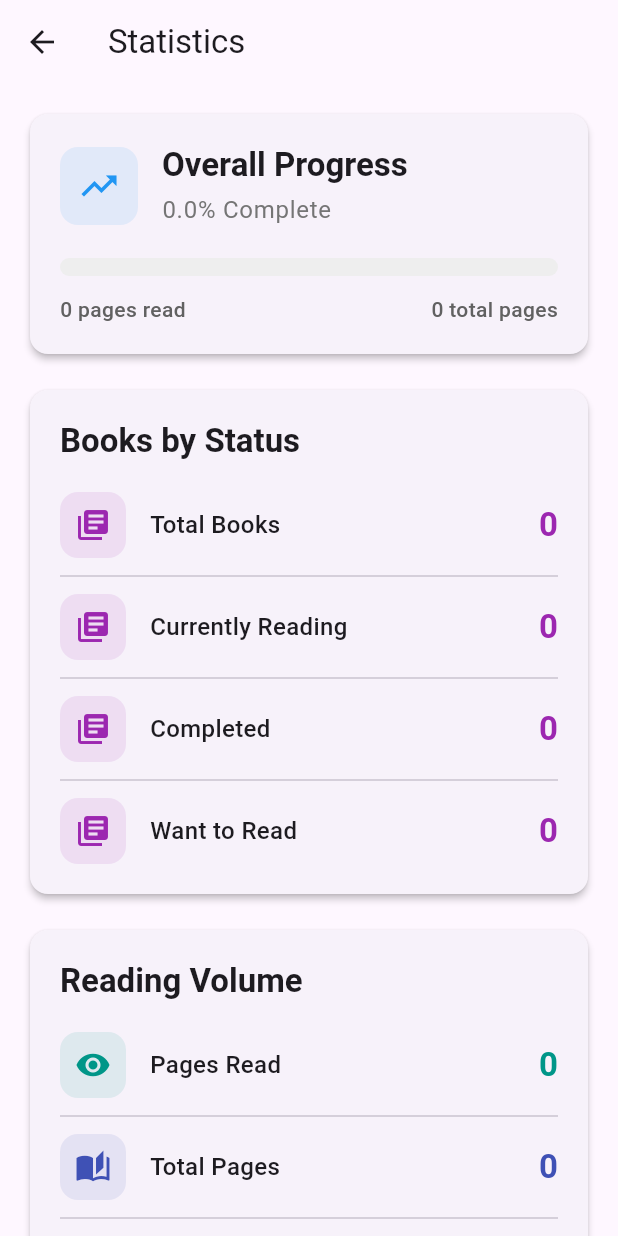
After one commit to NityamJoshi24/BookLibrary, a Flutter app: the screen it shows after launch, after a tap on the "bar chart" icon, on a phone screen of 412 x 824 dp. The commit adds this screen. Run offline on Flutter 3.47's test engine with Material 3 defaults, Android fonts, the phone set to English and light mode, and no system bars; our stand-ins replace flutter_riverpod, shared_preferences.

Commit message:
Stats Added

```diff
--- a/lib/main.dart
+++ b/lib/main.dart
@@ -1,7 +1,7 @@
 import 'package:book_library/providers/book_provider.dart';
 import 'package:book_library/providers/filter_providers.dart';
 import 'package:book_library/screens/book_details_screen.dart';
-import 'package:flutter/cupertino.dart';
+import 'package:book_library/screens/statistics_screen.dart';
 import 'package:flutter/material.dart';
 import 'package:flutter_riverpod/flutter_riverpod.dart';
 
@@ -83,6 +83,9 @@ class BookListScreen extends ConsumerWidget {
             loading: () => SizedBox.shrink(),
             error: (err, stack) => SizedBox.shrink()
           ),
+          IconButton(onPressed: () {
+            Navigator.push(context, MaterialPageRoute(builder: (context) => StatisticsScreen(),),);
+          }, icon: Icon(Icons.bar_chart))
         ],
       ),
       body: booksAsync.when(
--- a/lib/providers/book_provider.dart
+++ b/lib/providers/book_provider.dart
@@ -1,6 +1,4 @@
-import 'package:flutter/cupertino.dart';
 import 'package:flutter_riverpod/flutter_riverpod.dart';
-
 import '../models/book.dart';
 import '../repository/book_repository.dart';
 
--- /dev/null
+++ b/lib/providers/statistics_provider.dart
@@ -0,0 +1,81 @@
+import 'package:book_library/providers/book_provider.dart';
+import 'package:flutter_riverpod/flutter_riverpod.dart';
+
+import '../models/book.dart';
+
+class ReadingStats{
+  final int totalBooks;
+  final int booksReading;
+  final int booksCompleted;
+  final int booksWantToRead;
+  final int totalPages;
+  final int pagesRead;
+  final int pagesRemaining;
+
+  ReadingStats({
+    required this.totalBooks,
+    required this.booksReading,
+    required this.booksCompleted,
+    required this.booksWantToRead,
+    required this.totalPages,
+    required this.pagesRead,
+    required this.pagesRemaining
+});
+
+  double get completePercentage {
+    if(totalPages == 0) return 0;
+    return (pagesRead / totalPages * 100).clamp(0, 100);
+  }
+
+  double get averagePagesPerBook {
+    if(totalBooks == 0) return 0;
+    return totalPages / totalBooks;
+  }
+
+  int get booksInProgress => booksReading;
+}
+
+final statisticsProvider = Provider<AsyncValue<ReadingStats>>((ref) {
+  final bookAsync = ref.watch(bookProvider);
+
+  return bookAsync.when(data: (books) {
+    int totalBooks = books.length;
+    int booksReading = 0;
+    int booksCompleted = 0;
+    int booksWantToRead = 0;
+    int totalPages = 0;
+    int pagesRead = 0;
+
+    for(final book in books) {
+
+      switch(book.status) {
+        case BookStatus.reading:
+          booksReading++;
+          break;
+        case BookStatus.completed:
+          booksCompleted++;
+          break;
+        case BookStatus.wantToRead:
+          booksWantToRead++;
+          break;
+      }
+
+      totalPages += book.totalPages;
+      pagesRead += book.currentPage;
+    }
+
+    final stats = ReadingStats(
+        totalBooks: totalBooks,
+        booksReading: booksReading,
+        booksCompleted: booksCompleted,
+        booksWantToRead: booksWantToRead,
+        totalPages: totalPages,
+        pagesRead: pagesRead,
+        pagesRemaining: totalPages - pagesRead
+    );
+
+    return AsyncValue.data(stats);
+
+  }, error: (err, stack) => AsyncValue.error(err, stack),
+      loading: () => AsyncValue.loading());
+});
--- /dev/null
+++ b/lib/screens/statistics_screen.dart
@@ -0,0 +1,349 @@
+import 'package:flutter/cupertino.dart';
+import 'package:flutter/material.dart';
+import 'package:flutter_riverpod/flutter_riverpod.dart';
+
+import '../providers/statistics_provider.dart';
+
+class StatisticsScreen extends ConsumerWidget {
+  const StatisticsScreen({super.key});
+
+  @override
+  Widget build(BuildContext context, WidgetRef ref){
+    final statsAsync = ref.watch(statisticsProvider);
+
+    return Scaffold(
+      appBar: AppBar(title: Text('Statistics',),
+      elevation: 0,
+      ),
+
+      body: statsAsync.when(
+          data: (stats) => _buildStatsContent(context, stats),
+          error: (error, stack) => Center(
+            child: Column(
+              mainAxisAlignment: MainAxisAlignment.center,
+              children: [
+                Icon(Icons.error_outline, size: 48, color: Colors.red,),
+                SizedBox(height: 16,),
+                Text('Error: $error'),
+              ],
+            ),
+          ),
+          loading: () => Center(child: CircularProgressIndicator(),)),
+    );
+  }
+}
+
+Widget _buildStatsContent(BuildContext context, ReadingStats stats) {
+  return SingleChildScrollView(
+    padding: EdgeInsets.all(16),
+    child: Column(
+      crossAxisAlignment: CrossAxisAlignment.start,
+      children: [
+        _buildProgressCard(context, stats),
+        SizedBox(height: 16,),
+
+        _buildBooksStatusCard(context,stats),
+        SizedBox(height: 16,),
+
+        _buildReadingVolumeCard(context, stats),
+        SizedBox(height: 16,),
+
+        _buildQuickStatsGrid(context, stats),
+      ],
+    ),
+  );
+}
+
+Widget _buildProgressCard(BuildContext context, ReadingStats stats) {
+  return Card(
+    elevation: 2,
+    child: Padding(
+      padding: const EdgeInsets.all(20),
+      child: Column(
+        crossAxisAlignment: CrossAxisAlignment.start,
+        children: [
+          Row(
+            children: [
+              Container(
+                padding: const EdgeInsets.all(12),
+                decoration: BoxDecoration(
+                  color: Colors.blue.withOpacity(0.1),
+                  borderRadius: BorderRadius.circular(12),
+                ),
+                child: const Icon(
+                  Icons.trending_up,
+                  color: Colors.blue,
+                  size: 28,
+                ),
+              ),
+              const SizedBox(width: 16),
+              Expanded(
+                child: Column(
+                  crossAxisAlignment: CrossAxisAlignment.start,
+                  children: [
+                    Text(
+                      'Overall Progress',
+                      style: Theme.of(context).textTheme.titleLarge?.copyWith(
+                        fontWeight: FontWeight.bold,
+                      ),
+                    ),
+                    const SizedBox(height: 4),
+                    Text(
+                      '${stats.completePercentage.toStringAsFixed(1)}% Complete',
+                      style: Theme.of(context).textTheme.bodyLarge?.copyWith(
+                        color: Colors.grey[600],
+                      ),
+                    ),
+                  ],
+                ),
+              ),
+            ],
+          ),
+          const SizedBox(height: 20),
+          ClipRRect(
+            borderRadius: BorderRadius.circular(10),
+            child: LinearProgressIndicator(
+              value: stats.completePercentage / 100,
+              minHeight: 12,
+              backgroundColor: Colors.grey[200],
+              valueColor: AlwaysStoppedAnimation<Color>(
+                _getProgressColor(stats.completePercentage),
+              ),
+            ),
+          ),
+          const SizedBox(height: 12),
+          Row(
+            mainAxisAlignment: MainAxisAlignment.spaceBetween,
+            children: [
+              Text(
+                '${stats.pagesRead} pages read',
+                style: TextStyle(
+                  fontSize: 14,
+                  color: Colors.grey[700],
+                  fontWeight: FontWeight.w500,
+                ),
+              ),
+              Text(
+                '${stats.totalPages} total pages',
+                style: TextStyle(
+                  fontSize: 14,
+                  color: Colors.grey[700],
+                  fontWeight: FontWeight.w500,
+                ),
+              ),
+            ],
+          ),
+        ],
+      ),
+    ),
+  );
+}
+
+Widget _buildBooksStatusCard(BuildContext context, ReadingStats stats) {
+  return Card(
+    elevation: 2,
+    child: Padding(
+      padding: EdgeInsets.all(20),
+      child: Column(
+        crossAxisAlignment: CrossAxisAlignment.start,
+        children: [
+          Text(
+            'Books by Status',
+            style: Theme.of(context).textTheme.titleLarge?.copyWith(
+              fontWeight: FontWeight.bold,
+            ),
+          ),
+          SizedBox(height: 20,),
+          _buildStatsRow(
+            context,
+            'Total Books',
+            stats.totalBooks.toString(),
+            Icons.library_books,
+            Colors.purple,
+          ),
+          Divider(height: 24,),
+          _buildStatsRow(
+            context,
+            'Currently Reading',
+            stats.booksReading.toString(),
+            Icons.library_books,
+            Colors.purple,
+          ),
+          Divider(height: 24,),
+          _buildStatsRow(
+            context,
+            'Completed',
+            stats.booksCompleted.toString(),
+            Icons.library_books,
+            Colors.purple,
+          ),
+          Divider(height: 24,),
+          _buildStatsRow(
+            context,
+            'Want to Read',
+            stats.booksWantToRead.toString(),
+            Icons.library_books,
+            Colors.purple,
+          ),
+        ],
+      ),
+    ),
+  );
+}
+
+
+Widget _buildReadingVolumeCard(BuildContext context, ReadingStats stats) {
+  return Card(
+    elevation: 2,
+    child: Padding(padding: EdgeInsets.all(20),
+    child: Column(
+      crossAxisAlignment: CrossAxisAlignment.start,
+      children: [
+        Text(
+          'Reading Volume',
+          style: Theme.of(context).textTheme.titleLarge?.copyWith(
+            fontWeight: FontWeight.bold
+          ),
+        ),
+        SizedBox(height: 20,),
+        _buildStatsRow(
+          context,
+          'Pages Read',
+          stats.pagesRead.toString(),
+          Icons.visibility,
+          Colors.teal,
+        ),
+        Divider(height: 24,),
+        _buildStatsRow(
+          context,
+          'Total Pages',
+          stats.totalPages.toString(),
+          Icons.auto_stories,
+          Colors.indigo,
+        ),
+        Divider(height: 24,),
+        _buildStatsRow(
+          context,
+          'Pages Remaining',
+          stats.pagesRemaining.toString(),
+          Icons.hourglass_empty,
+          Colors.deepOrange,
+        ),
+      ],
+    ),
+    ),
+
+  );
+}
+
+Widget _buildQuickStatsGrid(BuildContext context, ReadingStats stats) {
+  return Row(
+    children: [
+      Expanded(child: _buildQuickStatsCard(
+        context,
+        'Avg Pages/Book',
+        stats.averagePagesPerBook.toStringAsFixed(1),
+        Icons.auto_graph,
+        Colors.cyan
+      )),
+      SizedBox(width: 12,),
+      Expanded(child: _buildQuickStatsCard(
+        context,
+        'In Progress',
+        stats.booksInProgress.toString(),
+        Icons.sync,
+        Colors.amber,
+      ))
+    ],
+  );
+}
+
+Widget _buildQuickStatsCard(
+BuildContext context,
+String label,
+String value,
+IconData icon,
+Color color
+) {
+  return Card(
+    elevation: 2,
+    child: Padding(padding: EdgeInsets.all(16),
+    child: Column(
+      children: [
+        Container(
+          padding: EdgeInsets.all(12),
+          decoration: BoxDecoration(
+            color: color.withOpacity(0.1),
+            borderRadius: BorderRadius.circular(22),
+          ),
+          child: Icon(icon, color: color, size: 28,),
+        ),
+        SizedBox(height: 12,),
+        Text(
+          value,
+          style: TextStyle(
+            fontSize: 24,
+            fontWeight: FontWeight.bold,
+            color: color,
+          ),
+        ),
+        SizedBox(height: 4,),
+        Text(
+          label,
+          textAlign: TextAlign.center,
+          style: TextStyle(
+            fontSize: 12,
+            color: Colors.grey[600],
+          ),
+        )
+      ],
+    ),
+    ),
+  );
+}
+
+Widget _buildStatsRow(
+  BuildContext context,
+  String label,
+  String value,
+  IconData icon,
+  Color color
+) {
+  return Row(
+    children: [
+      Container(
+        padding: EdgeInsets.all(10),
+        decoration: BoxDecoration(
+          color: color.withOpacity(0.1),
+          borderRadius: BorderRadius.circular(12),
+        ),
+        child: Icon(icon, color: color, size: 24,),
+      ),
+      SizedBox(
+        width: 16,
+      ),
+      Expanded(child: Text(
+        label,
+        style: TextStyle(
+          fontSize: 16,
+          fontWeight: FontWeight.w500,
+        ),
+      )),
+      Text(
+        value,
+        style: TextStyle(
+          fontSize: 22,
+          fontWeight: FontWeight.bold,
+          color: color
+        ),
+      )
+    ],
+  );
+}
+
+Color _getProgressColor(double percentage) {
+  if(percentage < 25) return Colors.red;
+  if(percentage < 50) return Colors.orange;
+  if(percentage < 75) return Colors.blue;
+  return Colors.green;
+}
```
